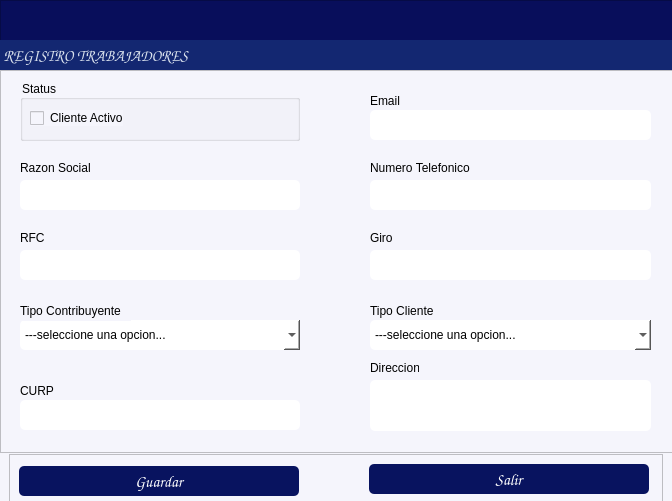
First picture: the form in gui/formEmpleados.ui, repository alucard8130/gac_py_V1.02, before the edit.
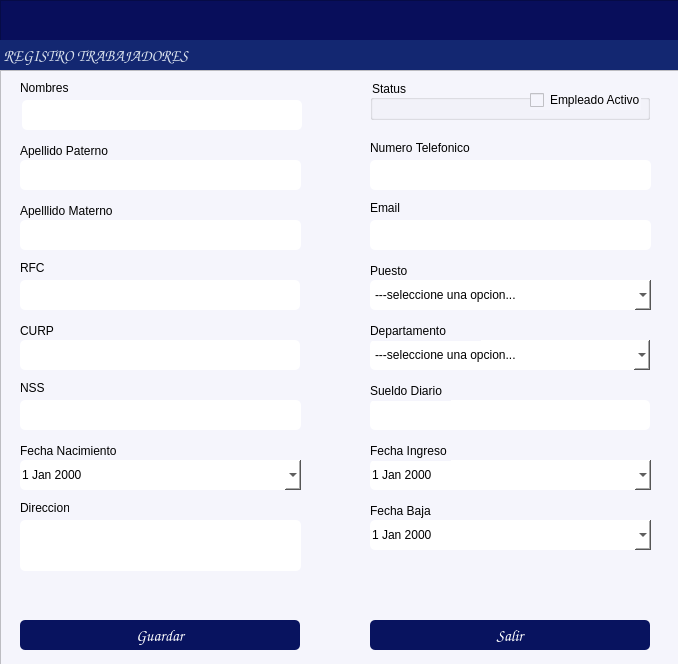
Second picture: the form after the edit. Icons and pictures are not drawn.

Commit message: update reg empleados

What changed in the file:
```diff
--- a/gui/formEmpleados.ui
+++ b/gui/formEmpleados.ui
@@ -9,8 +9,8 @@
    <rect>
     <x>0</x>
     <y>0</y>
-    <width>672</width>
-    <height>501</height>
+    <width>678</width>
+    <height>664</height>
    </rect>
   </property>
   <property name="windowTitle">
@@ -79,15 +79,9 @@
      <x>0</x>
      <y>70</y>
      <width>681</width>
-     <height>383</height>
+     <height>631</height>
     </rect>
    </property>
-   <property name="maximumSize">
-    <size>
-     <width>16777215</width>
-     <height>500</height>
-    </size>
-   </property>
    <property name="styleSheet">
     <string notr="true">background-color: rgb(255, 255, 255);
 background-color: rgb(245, 245, 252);</string>
@@ -98,11 +92,11 @@
    <property name="frameShadow">
     <enum>QFrame::Shadow::Raised</enum>
    </property>
-   <widget class="QLineEdit" name="txtNombreCliente">
+   <widget class="QLineEdit" name="txtNombres">
     <property name="geometry">
      <rect>
-      <x>20</x>
-      <y>110</y>
+      <x>22</x>
+      <y>30</y>
       <width>280</width>
       <height>30</height>
      </rect>
@@ -111,6 +105,9 @@
      <string notr="true">background-color: rgb(255, 255, 255);
 border-radius:5px;</string>
     </property>
+    <property name="cursorPosition">
+     <number>0</number>
+    </property>
     <property name="alignment">
      <set>Qt::AlignmentFlag::AlignBottom|Qt::AlignmentFlag::AlignLeading|Qt::AlignmentFlag::AlignLeft</set>
     </property>
@@ -119,7 +116,7 @@
     <property name="geometry">
      <rect>
       <x>20</x>
-      <y>310</y>
+      <y>250</y>
       <width>49</width>
       <height>21</height>
      </rect>
@@ -131,8 +128,8 @@
    <widget class="QTextEdit" name="txtDireccion">
     <property name="geometry">
      <rect>
-      <x>370</x>
-      <y>310</y>
+      <x>20</x>
+      <y>450</y>
       <width>281</width>
       <height>51</height>
      </rect>
@@ -142,14 +139,14 @@
 border-radius:5px;</string>
     </property>
    </widget>
-   <widget class="QComboBox" name="cmbTipoContribuyente">
+   <widget class="QComboBox" name="cmbDepto">
     <property name="enabled">
      <bool>true</bool>
     </property>
     <property name="geometry">
      <rect>
-      <x>20</x>
-      <y>250</y>
+      <x>370</x>
+      <y>270</y>
       <width>280</width>
       <height>30</height>
      </rect>
@@ -165,33 +162,63 @@
     </item>
     <item>
      <property name="text">
-      <string>Persona Fisica</string>
+      <string>Administracion</string>
      </property>
     </item>
     <item>
      <property name="text">
-      <string>Persona Moral</string>
+      <string>Contabilidad</string>
+     </property>
+    </item>
+    <item>
+     <property name="text">
+      <string>Limpieza</string>
+     </property>
+    </item>
+    <item>
+     <property name="text">
+      <string>Seguridad</string>
+     </property>
+    </item>
+    <item>
+     <property name="text">
+      <string>Mantenimiento</string>
+     </property>
+    </item>
+    <item>
+     <property name="text">
+      <string>Mercadotecnia</string>
+     </property>
+    </item>
+    <item>
+     <property name="text">
+      <string>Finanzas</string>
+     </property>
+    </item>
+    <item>
+     <property name="text">
+      <string>Legal</string>
      </property>
     </item>
    </widget>
    <widget class="QLabel" name="label_3">
     <property name="geometry">
      <rect>
-      <x>20</x>
-      <y>230</y>
+      <x>370</x>
+      <y>250</y>
       <width>111</width>
       <height>21</height>
      </rect>
     </property>
     <property name="text">
-     <string>Tipo Contribuyente</string>
+     <string>Departamento</string>
     </property>
    </widget>
    <widget class="QLabel" name="label_8">
     <property name="geometry">
      <rect>
-      <x>370</x>
-      <y>290</y>
+      <x>20</x>
+      <y>430</y>
       <width>49</width>
       <height>16</height>
      </rect>
@@ -203,10 +230,10 @@
    <widget class="QGroupBox" name="groupBox">
     <property name="geometry">
      <rect>
-      <x>20</x>
+      <x>370</x>
       <y>10</y>
       <width>280</width>
-      <height>61</height>
+      <height>40</height>
      </rect>
     </property>
     <property name="styleSheet">
@@ -218,51 +245,51 @@
     <widget class="QCheckBox" name="checkBoxStatus">
      <property name="geometry">
       <rect>
-       <x>10</x>
-       <y>30</y>
-       <width>93</width>
-       <height>16</height>
+       <x>160</x>
+       <y>10</y>
+       <width>111</width>
+       <height>20</height>
       </rect>
      </property>
      <property name="styleSheet">
       <string notr="true">border-color: rgb(0, 0, 0);</string>
      </property>
      <property name="text">
-      <string>Cliente Activo</string>
+      <string>Empleado Activo</string>
      </property>
     </widget>
    </widget>
    <widget class="QLabel" name="label_5">
     <property name="geometry">
      <rect>
-      <x>370</x>
-      <y>20</y>
-      <width>49</width>
+      <x>20</x>
+      <y>130</y>
+      <width>111</width>
       <height>21</height>
      </rect>
     </property>
     <property name="text">
-     <string>Email</string>
+     <string>Apelllido Materno</string>
     </property>
    </widget>
    <widget class="QLabel" name="label_7">
     <property name="geometry">
      <rect>
       <x>370</x>
-      <y>160</y>
-      <width>31</width>
+      <y>130</y>
+      <width>41</width>
       <height>16</height>
      </rect>
     </property>
     <property name="text">
-     <string>Giro</string>
+     <string>Email</string>
     </property>
    </widget>
    <widget class="QLabel" name="label_9">
     <property name="geometry">
      <rect>
       <x>370</x>
-      <y>90</y>
+      <y>70</y>
       <width>111</width>
       <height>16</height>
      </rect>
@@ -275,7 +302,7 @@
     <property name="geometry">
      <rect>
       <x>20</x>
-      <y>180</y>
+      <y>210</y>
       <width>280</width>
       <height>30</height>
      </rect>
@@ -289,11 +316,11 @@
      <set>Qt::AlignmentFlag::AlignBottom|Qt::AlignmentFlag::AlignLeading|Qt::AlignmentFlag::AlignLeft</set>
     </property>
    </widget>
-   <widget class="QLineEdit" name="txtEmail">
+   <widget class="QLineEdit" name="txtApellidoM">
     <property name="geometry">
      <rect>
-      <x>370</x>
-      <y>40</y>
+      <x>20</x>
+      <y>150</y>
       <width>281</width>
       <height>30</height>
      </rect>
@@ -310,7 +337,7 @@
     <property name="geometry">
      <rect>
       <x>370</x>
-      <y>110</y>
+      <y>90</y>
       <width>281</width>
       <height>30</height>
      </rect>
@@ -323,11 +350,11 @@
      <set>Qt::AlignmentFlag::AlignBottom|Qt::AlignmentFlag::AlignLeading|Qt::AlignmentFlag::AlignLeft</set>
     </property>
    </widget>
-   <widget class="QLineEdit" name="txtGiro">
+   <widget class="QLineEdit" name="txtEmail">
     <property name="geometry">
      <rect>
       <x>370</x>
-      <y>180</y>
+      <y>150</y>
       <width>281</width>
       <height>30</height>
      </rect>
@@ -344,7 +371,7 @@
     <property name="geometry">
      <rect>
       <x>20</x>
-      <y>330</y>
+      <y>270</y>
       <width>280</width>
       <height>30</height>
      </rect>
@@ -361,20 +388,20 @@
     <property name="geometry">
      <rect>
       <x>20</x>
-      <y>90</y>
+      <y>10</y>
       <width>111</width>
       <height>16</height>
      </rect>
     </property>
     <property name="text">
-     <string>Razon Social</string>
+     <string>Nombres</string>
     </property>
    </widget>
    <widget class="QLabel" name="label_11">
     <property name="geometry">
      <rect>
       <x>20</x>
-      <y>160</y>
+      <y>190</y>
       <width>31</width>
       <height>16</height>
      </rect>
@@ -387,23 +414,23 @@
     <property name="geometry">
      <rect>
       <x>370</x>
-      <y>230</y>
+      <y>190</y>
       <width>111</width>
       <height>21</height>
      </rect>
     </property>
     <property name="text">
-     <string>Tipo Cliente</string>
+     <string>Puesto</string>
     </property>
    </widget>
-   <widget class="QComboBox" name="cmbTipoCliente">
+   <widget class="QComboBox" name="cmbPuesto">
     <property name="enabled">
      <bool>true</bool>
     </property>
     <property name="geometry">
      <rect>
       <x>370</x>
-      <y>250</y>
+      <y>210</y>
       <width>281</width>
       <height>30</height>
      </rect>
@@ -419,55 +446,231 @@
     </item>
     <item>
      <property name="text">
-      <string>Areas Comunes</string>
+      <string>Auxiliar</string>
      </property>
     </item>
     <item>
      <property name="text">
-      <string>Locales Comerciales</string>
+      <string>Gerente Operativo</string>
      </property>
     </item>
     <item>
      <property name="text">
-      <string>Espacios Publicitarios</string>
+      <string>Gerente Administrativo</string>
      </property>
     </item>
     <item>
      <property name="text">
-      <string>Recuperacion Servicios</string>
+      <string>Jefe</string>
      </property>
     </item>
+    <item>
+     <property name="text">
+      <string>Analista</string>
+     </property>
+    </item>
+    <item>
+     <property name="text">
+      <string>Asistente</string>
+     </property>
+    </item>
+    <item>
+     <property name="text">
+      <string>Becario</string>
+     </property>
+    </item>
    </widget>
-  </widget>
-  <widget class="QFrame" name="frame_3">
+   <widget class="QLabel" name="label_13">
+    <property name="geometry">
+     <rect>
+      <x>20</x>
+      <y>70</y>
+      <width>91</width>
+      <height>21</height>
+     </rect>
+    </property>
+    <property name="text">
+     <string>Apellido Paterno</string>
+    </property>
+   </widget>
+   <widget class="QLineEdit" name="txtApellidoP">
    <property name="geometry">
     <rect>
-     <x>9</x>
-     <y>454</y>
-     <width>654</width>
-     <height>51</height>
-    </rect>
-   </property>
-   <property name="maximumSize">
-    <size>
-     <width>16777215</width>
-     <height>60</height>
-    </size>
-   </property>
+      <x>20</x>
+      <y>90</y>
+      <width>281</width>
+      <height>30</height>
+     </rect>
+    </property>
+    <property name="styleSheet">
+     <string notr="true">background-color: rgb(255, 255, 255);
+border-radius:5px;</string>
+    </property>
+    <property name="cursorPosition">
+     <number>0</number>
+    </property>
+    <property name="alignment">
+     <set>Qt::AlignmentFlag::AlignBottom|Qt::AlignmentFlag::AlignLeading|Qt::AlignmentFlag::AlignLeft</set>
+    </property>
+   </widget>
+   <widget class="QLineEdit" name="txtNSS">
+    <property name="geometry">
+     <rect>
+      <x>20</x>
+      <y>330</y>
+      <width>281</width>
+      <height>30</height>
+     </rect>
+    </property>
    <property name="styleSheet">
-    <string notr="true"/>
-   </property>
-   <property name="frameShape">
-    <enum>QFrame::Shape::StyledPanel</enum>
-   </property>
-   <property name="frameShadow">
-    <enum>QFrame::Shadow::Raised</enum>
-   </property>
+     <string notr="true">background-color: rgb(255, 255, 255);
+border-radius:5px;</string>
+    </property>
+    <property name="alignment">
+     <set>Qt::AlignmentFlag::AlignBottom|Qt::AlignmentFlag::AlignLeading|Qt::AlignmentFlag::AlignLeft</set>
+    </property>
+   </widget>
+   <widget class="QLabel" name="label_14">
+    <property name="geometry">
+     <rect>
+      <x>20</x>
+      <y>310</y>
+      <width>111</width>
+      <height>16</height>
+     </rect>
+    </property>
+    <property name="text">
+     <string>NSS </string>
+    </property>
+   </widget>
+   <widget class="QLineEdit" name="txtSueldoD">
+    <property name="geometry">
+     <rect>
+      <x>370</x>
+      <y>330</y>
+      <width>280</width>
+      <height>30</height>
+     </rect>
+    </property>
+    <property name="styleSheet">
+     <string notr="true">background-color: rgb(255, 255, 255);
+border-radius:5px;</string>
+    </property>
+    <property name="alignment">
+     <set>Qt::AlignmentFlag::AlignBottom|Qt::AlignmentFlag::AlignLeading|Qt::AlignmentFlag::AlignLeft</set>
+    </property>
+   </widget>
+   <widget class="QLabel" name="label_15">
+    <property name="geometry">
+     <rect>
+      <x>370</x>
+      <y>310</y>
+      <width>81</width>
+      <height>21</height>
+     </rect>
+    </property>
+    <property name="text">
+     <string>Sueldo Diario</string>
+    </property>
+   </widget>
+   <widget class="QDateEdit" name="dateBoxFI">
+    <property name="geometry">
+     <rect>
+      <x>370</x>
+      <y>390</y>
+      <width>281</width>
+      <height>30</height>
+     </rect>
+    </property>
+    <property name="styleSheet">
+     <string notr="true">background-color: rgb(255, 255, 255);
+border-radius:5px;
+color: rgb(0, 0, 0);</string>
+    </property>
+    <property name="calendarPopup">
+     <bool>true</bool>
+    </property>
+   </widget>
+   <widget class="QLabel" name="label_16">
+    <property name="geometry">
+     <rect>
+      <x>370</x>
+      <y>370</y>
+      <width>81</width>
+      <height>21</height>
+     </rect>
+    </property>
+    <property name="text">
+     <string>Fecha Ingreso</string>
+    </property>
+   </widget>
+   <widget class="QLabel" name="label_17">
+    <property name="geometry">
+     <rect>
+      <x>370</x>
+      <y>430</y>
+      <width>81</width>
+      <height>21</height>
+     </rect>
+    </property>
+    <property name="text">
+     <string>Fecha Baja</string>
+    </property>
+   </widget>
+   <widget class="QDateEdit" name="dateBoxFB">
+    <property name="geometry">
+     <rect>
+      <x>370</x>
+      <y>450</y>
+      <width>281</width>
+      <height>30</height>
+     </rect>
+    </property>
+    <property name="styleSheet">
+     <string notr="true">background-color: rgb(255, 255, 255);
+border-radius:5px;
+color: rgb(0, 0, 0);</string>
+    </property>
+    <property name="calendarPopup">
+     <bool>true</bool>
+    </property>
+   </widget>
+   <widget class="QLabel" name="label_18">
+    <property name="geometry">
+     <rect>
+      <x>20</x>
+      <y>370</y>
+      <width>111</width>
+      <height>21</height>
+     </rect>
+    </property>
+    <property name="text">
+     <string>Fecha Nacimiento</string>
+    </property>
+   </widget>
+   <widget class="QDateEdit" name="dateBoxFN">
+    <property name="geometry">
+     <rect>
+      <x>20</x>
+      <y>390</y>
+      <width>281</width>
+      <height>30</height>
+     </rect>
+    </property>
+    <property name="styleSheet">
+     <string notr="true">background-color: rgb(255, 255, 255);
+border-radius:5px;
+color: rgb(0, 0, 0);</string>
+    </property>
+    <property name="calendarPopup">
+     <bool>true</bool>
+    </property>
+   </widget>
    <widget class="QPushButton" name="btnGuardar">
     <property name="geometry">
      <rect>
-      <x>10</x>
-      <y>12</y>
+      <x>20</x>
+      <y>550</y>
       <width>280</width>
       <height>30</height>
      </rect>
@@ -508,11 +711,12 @@
      <bool>true</bool>
     </property>
    </widget>
+  </widget>
    <widget class="QPushButton" name="btnSalir">
     <property name="geometry">
      <rect>
-      <x>360</x>
-      <y>10</y>
+     <x>370</x>
+     <y>620</y>
       <width>280</width>
       <height>30</height>
      </rect>
@@ -552,7 +756,6 @@
     <property name="flat">
      <bool>true</bool>
     </property>
-   </widget>
   </widget>
  </widget>
  <resources/>
```
Lines whose indentation alone changed are shown as unchanged. The commit also changes 89 other files.
